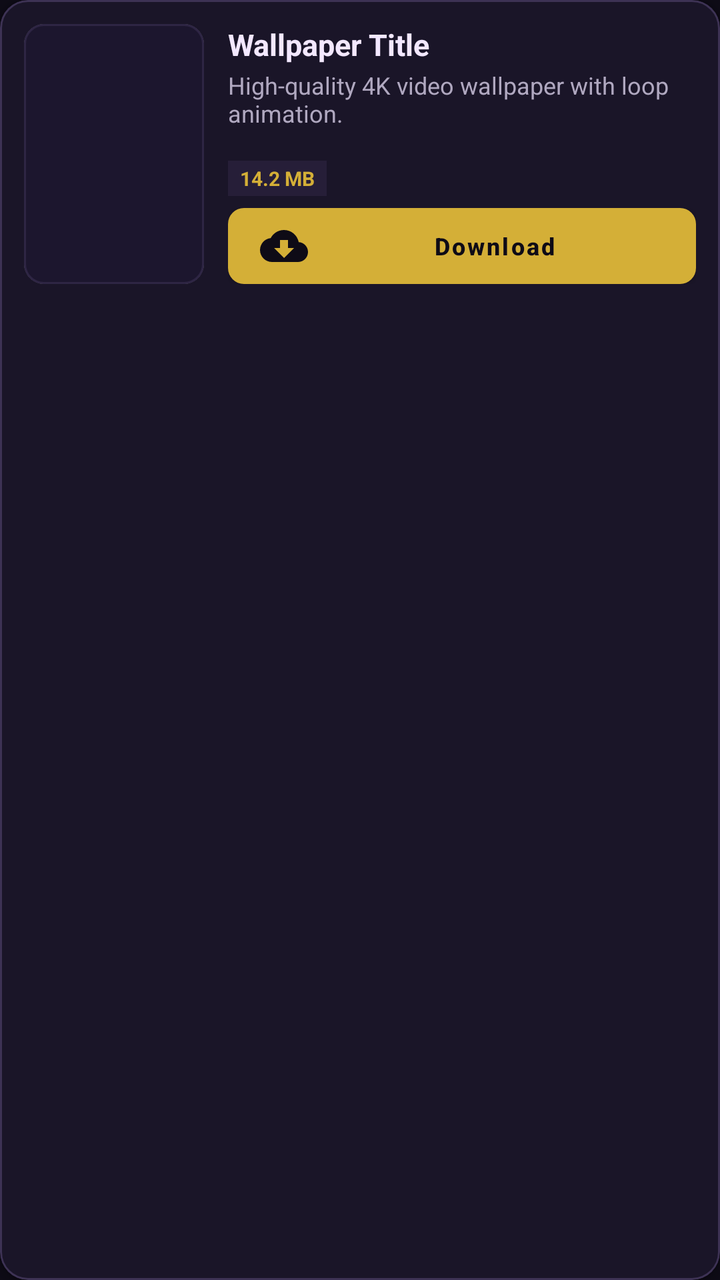
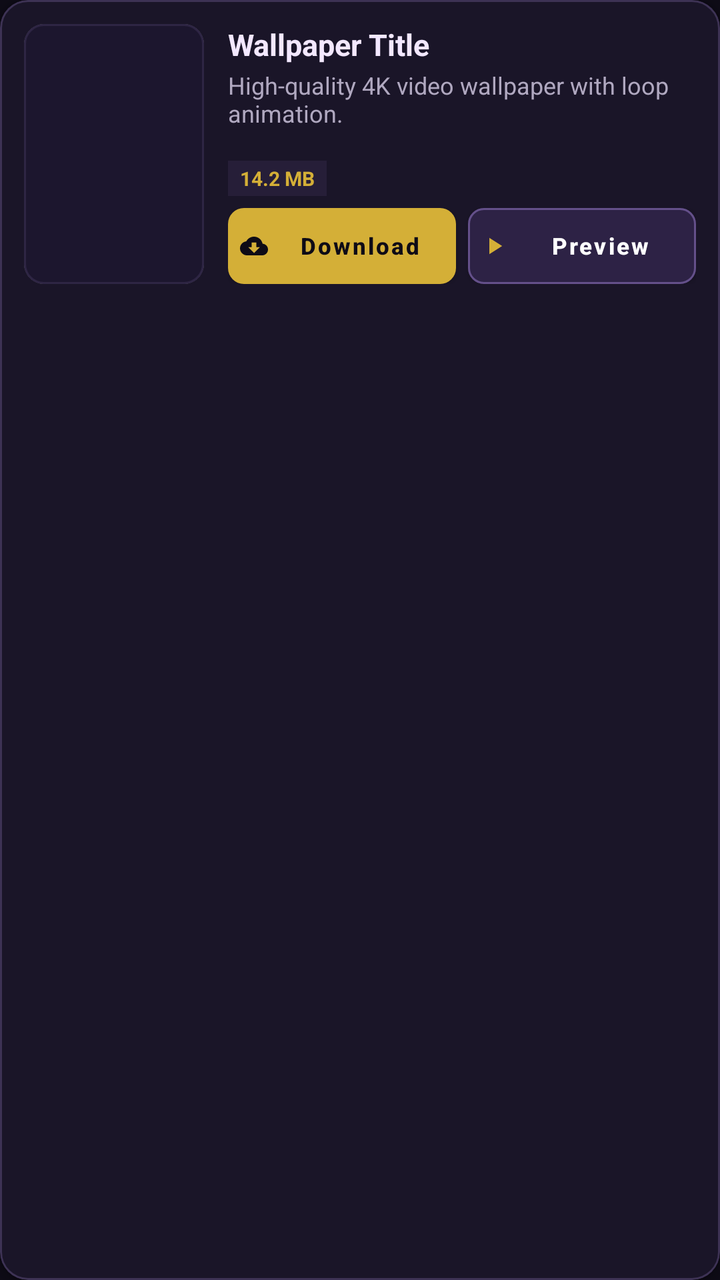

Before-and-after screenshots of an Android layout around one commit, followed by the original layout XML and the change that was made.
<!-- AndroidManifest.xml: application theme Theme.VideoLockScreen -->
<!-- res/layout/item_store_wallpaper.xml -->
<?xml version="1.0" encoding="utf-8"?>
<com.google.android.material.card.MaterialCardView xmlns:android="http://schemas.android.com/apk/res/android"
    xmlns:app="http://schemas.android.com/apk/res-auto"
    android:id="@+id/cardStoreItem"
    android:layout_width="match_parent"
    android:layout_height="wrap_content"
    android:layout_marginHorizontal="4dp"
    android:layout_marginVertical="6dp"
    app:cardBackgroundColor="#1A1528"
    app:cardCornerRadius="14dp"
    app:cardElevation="3dp"
    app:strokeColor="#3D3254"
    app:strokeWidth="1dp">

    <LinearLayout
        android:layout_width="match_parent"
        android:layout_height="wrap_content"
        android:orientation="horizontal"
        android:padding="12dp">

        
        <com.google.android.material.card.MaterialCardView
            android:layout_width="90dp"
            android:layout_height="130dp"
            app:cardCornerRadius="10dp"
            app:cardElevation="0dp"
            app:strokeColor="#2E2544"
            app:strokeWidth="1dp">

            <FrameLayout
                android:layout_width="match_parent"
                android:layout_height="match_parent">

                <ImageView
                    android:id="@+id/ivStoreThumb"
                    android:layout_width="match_parent"
                    android:layout_height="match_parent"
                    android:background="#1C162E"
                    android:contentDescription="Wallpaper Thumbnail"
                    android:scaleType="centerCrop" />

                
                <FrameLayout
                    android:id="@+id/layoutThumbSkeleton"
                    android:layout_width="match_parent"
                    android:layout_height="match_parent"
                    android:background="@drawable/bg_skeleton_thumb"
                    android:visibility="gone">

                    <View
                        android:id="@+id/viewThumbSkeletonPulse"
                        android:layout_width="match_parent"
                        android:layout_height="match_parent"
                        android:background="@drawable/bg_skeleton_shimmer_gradient" />

                    <ImageView
                        android:layout_width="24dp"
                        android:layout_height="24dp"
                        android:layout_gravity="center"
                        android:src="@drawable/ic_video_placeholder"
                        app:tint="#6D5A9E"
                        android:alpha="0.5" />
                </FrameLayout>

                
                <TextView
                    android:id="@+id/tvStoreFeaturedBadge"
                    android:layout_width="wrap_content"
                    android:layout_height="16dp"
                    android:layout_gravity="top|center_horizontal"
                    android:layout_marginTop="4dp"
                    android:background="@drawable/bg_featured_badge_mini"
                    android:paddingHorizontal="6dp"
                    android:paddingVertical="0dp"
                    android:includeFontPadding="false"
                    android:gravity="center"
                    android:drawableStart="@drawable/ic_sparkle_mini"
                    android:drawablePadding="2dp"
                    android:drawableTint="#0E0B16"
                    android:text="FEATURED"
                    android:textColor="#0E0B16"
                    android:textSize="8.5sp"
                    android:textStyle="bold"
                    android:visibility="gone" />

                
                <ImageView
                    android:id="@+id/tvStoreDownloadedBadge"
                    android:layout_width="20dp"
                    android:layout_height="20dp"
                    android:layout_gravity="top|end"
                    android:layout_margin="4dp"
                    android:background="#22C55E"
                    android:padding="3dp"
                    android:src="@drawable/ic_check"
                    app:tint="#FFFFFF"
                    android:visibility="gone" />

            </FrameLayout>
        </com.google.android.material.card.MaterialCardView>

        
        <LinearLayout
            android:layout_width="0dp"
            android:layout_height="match_parent"
            android:layout_marginStart="12dp"
            android:layout_weight="1"
            android:orientation="vertical">

            
            <TextView
                android:id="@+id/tvStoreNotificationBadge"
                android:layout_width="wrap_content"
                android:layout_height="wrap_content"
                android:layout_marginBottom="4dp"
                android:background="@drawable/bg_featured_badge_mini"
                android:backgroundTint="#D4AF37"
                android:paddingHorizontal="7dp"
                android:paddingVertical="2dp"
                android:text="✨ NOTIFICATION DROP"
                android:textColor="#0E0B16"
                android:textSize="8.5sp"
                android:textStyle="bold"
                android:visibility="gone" />

            <TextView
                android:id="@+id/tvStoreTitle"
                android:layout_width="match_parent"
                android:layout_height="wrap_content"
                android:ellipsize="end"
                android:maxLines="1"
                android:text="Wallpaper Title"
                android:textColor="#F3E8FF"
                android:textSize="15sp"
                android:textStyle="bold" />

            <TextView
                android:id="@+id/tvStoreDescription"
                android:layout_width="match_parent"
                android:layout_height="wrap_content"
                android:layout_marginTop="2dp"
                android:ellipsize="end"
                android:maxLines="2"
                android:text="High-quality 4K video wallpaper with loop animation."
                android:textColor="#B0A8C0"
                android:textSize="12sp" />

            
            <View
                android:layout_width="match_parent"
                android:layout_height="0dp"
                android:layout_weight="1" />

            
            <ProgressBar
                android:id="@+id/pbStoreDownload"
                style="@android:style/Widget.ProgressBar.Horizontal"
                android:layout_width="match_parent"
                android:layout_height="wrap_content"
                android:layout_marginBottom="4dp"
                android:max="100"
                android:progressTint="#D4AF37"
                android:visibility="gone" />

            <TextView
                android:id="@+id/tvStoreProgressText"
                android:layout_width="match_parent"
                android:layout_height="wrap_content"
                android:layout_marginBottom="4dp"
                android:text="Downloading 0%..."
                android:textColor="#D4AF37"
                android:textSize="11sp"
                android:visibility="gone" />

            
            <LinearLayout
                android:layout_width="match_parent"
                android:layout_height="wrap_content"
                android:layout_marginBottom="6dp"
                android:gravity="center_vertical"
                android:orientation="horizontal">

                <TextView
                    android:id="@+id/tvStoreSize"
                    android:layout_width="wrap_content"
                    android:layout_height="wrap_content"
                    android:background="#261E38"
                    android:paddingHorizontal="6dp"
                    android:paddingVertical="2dp"
                    android:text="14.2 MB"
                    android:textColor="#D4AF37"
                    android:textSize="10sp"
                    android:textStyle="bold" />

                
                <ImageView
                    android:id="@+id/ivStoreGiftedIcon"
                    android:layout_width="16dp"
                    android:layout_height="16dp"
                    android:layout_marginStart="8dp"
                    android:contentDescription="Gifted Wallpaper"
                    android:src="@drawable/ic_gift"
                    app:tint="#D4AF37"
                    android:visibility="gone" />
            </LinearLayout>

            
            <LinearLayout
                android:layout_width="match_parent"
                android:layout_height="wrap_content"
                android:gravity="center_vertical"
                android:orientation="horizontal">

                
                <com.google.android.material.button.MaterialButton
                    android:id="@+id/btnStoreDownload"
                    android:layout_width="0dp"
                    android:layout_height="38dp"
                    android:layout_weight="1"
                    android:insetTop="0dp"
                    android:insetBottom="0dp"
                    android:text="Download"
                    android:textAllCaps="false"
                    android:textColor="#0E0B16"
                    android:textSize="12sp"
                    android:textStyle="bold"
                    app:backgroundTint="#D4AF37"
                    app:cornerRadius="8dp"
                    app:icon="@drawable/ic_download"
                    app:iconTint="#0E0B16" />

                
                <com.google.android.material.button.MaterialButton
                    android:id="@+id/btnStoreApply"
                    android:layout_width="0dp"
                    android:layout_height="38dp"
                    android:layout_weight="1"
                    android:insetTop="0dp"
                    android:insetBottom="0dp"
                    android:text="Select"
                    android:textAllCaps="false"
                    android:textColor="#0E0B16"
                    android:textSize="12sp"
                    android:textStyle="bold"
                    app:backgroundTint="#22C55E"
                    app:cornerRadius="8dp"
                    app:icon="@drawable/ic_check"
                    app:iconTint="#0E0B16"
                    android:visibility="gone" />

                
                <com.google.android.material.button.MaterialButton
                    android:id="@+id/btnStoreDeleteLocal"
                    style="@style/Widget.MaterialComponents.Button.OutlinedButton"
                    android:layout_width="38dp"
                    android:layout_height="38dp"
                    android:layout_marginStart="6dp"
                    android:insetTop="0dp"
                    android:insetBottom="0dp"
                    android:minWidth="0dp"
                    android:padding="0dp"
                    app:cornerRadius="8dp"
                    app:icon="@drawable/ic_delete"
                    app:iconGravity="textStart"
                    app:iconPadding="0dp"
                    app:iconTint="#EF4444"
                    app:strokeColor="#EF4444"
                    android:visibility="gone" />

            </LinearLayout>

        </LinearLayout>
    </LinearLayout>

</com.google.android.material.card.MaterialCardView>
<!-- resources referenced by this layout -->
<resources>
  <!-- drawable bg_featured_badge_mini (drawable) -->
  <?xml version="1.0" encoding="utf-8"?>
  <shape xmlns:android="http://schemas.android.com/apk/res/android"
      android:shape="rectangle">
      <solid android:color="#D4AF37" />
      <corners android:radius="3dp" />
  </shape>
  <!-- drawable bg_skeleton_shimmer_gradient (drawable) -->
  <?xml version="1.0" encoding="utf-8"?>
  <shape xmlns:android="http://schemas.android.com/apk/res/android"
      android:shape="rectangle">
      <gradient
          android:angle="45"
          android:startColor="#221A35"
          android:centerColor="#3A2C59"
          android:endColor="#221A35"
          android:type="linear" />
      <corners android:radius="10dp" />
  </shape>
  <!-- drawable bg_skeleton_thumb (drawable) -->
  <?xml version="1.0" encoding="utf-8"?>
  <shape xmlns:android="http://schemas.android.com/apk/res/android"
      android:shape="rectangle">
      <solid android:color="#221A35" />
      <corners android:radius="10dp" />
  </shape>
  <!-- drawable ic_check (drawable) -->
  <vector xmlns:android="http://schemas.android.com/apk/res/android"
      android:width="24dp"
      android:height="24dp"
      android:viewportWidth="24"
      android:viewportHeight="24">
    <path
        android:fillColor="#FFFFFFFF"
        android:pathData="M9,16.17L4.83,12l-1.42,1.41L9,19 21,7l-1.41,-1.41z"/>
  </vector>
  <!-- drawable ic_delete (drawable) -->
  <vector xmlns:android="http://schemas.android.com/apk/res/android"
      android:width="24dp"
      android:height="24dp"
      android:viewportWidth="24"
      android:viewportHeight="24">
    <path
        android:fillColor="#FFFFFFFF"
        android:pathData="M6,19c0,1.1 0.9,2 2,2h8c1.1,0 2,-0.9 2,-2V7H6v12zM19,4h-3.5l-1,-1h-5l-1,1H5v2h14V4z"/>
  </vector>
  <!-- drawable ic_download (drawable) -->
  <vector xmlns:android="http://schemas.android.com/apk/res/android"
      android:width="24dp"
      android:height="24dp"
      android:viewportWidth="24"
      android:viewportHeight="24">
    <path
        android:fillColor="#FFFFFFFF"
        android:pathData="M19.35,10.04C18.67,6.59 15.64,4 12,4 9.11,4 6.6,5.64 5.35,8.04 2.34,8.36 0,10.91 0,14c0,3.31 2.69,6 6,6h13c2.76,0 5,-2.24 5,-5 0,-2.64 -2.05,-4.78 -4.65,-4.96zM17,13l-5,5 -5,-5h3V9h4v4h3z"/>
  </vector>
  <!-- drawable ic_video_placeholder (drawable) -->
  <vector xmlns:android="http://schemas.android.com/apk/res/android"
      android:width="24dp"
      android:height="24dp"
      android:viewportWidth="24"
      android:viewportHeight="24">
      <path
          android:fillColor="#FFFFFFFF"
          android:pathData="M21,3H3C1.9,3 1,3.9 1,5v14c0,1.1 0.9,2 2,2h18c1.1,0 2,-0.9 2,-2V5C23,3.9 22.1,3 21,3zM5,17l3.5,-4.5 2.5,3.01L14.5,11l4.5,6H5z"/>
  </vector>
  <style name="Theme.VideoLockScreen" parent="Theme.MaterialComponents.DayNight.NoActionBar">
          <item name="colorPrimary">@color/gold_primary</item>
          <item name="colorSecondary">@color/accent_glow</item>
          <item name="android:windowBackground">@color/bg_dark</item>
          <item name="android:statusBarColor">@color/bg_dark</item>
          <item name="android:navigationBarColor">@color/bg_dark</item>
      </style>
  <color name="gold_primary">#D4AF37</color>
  <color name="accent_glow">#9370DB</color>
  <color name="bg_dark">#0E0B16</color>
  <!-- unchanged entries left out for length: 2 -->
</resources>

<!-- the commit's change to res/layout/item_store_wallpaper.xml (unified diff, before → after) -->
@@ -219,14 +219,18 @@
                     android:layout_weight="1"
                     android:insetTop="0dp"
                     android:insetBottom="0dp"
+                    android:paddingStart="6dp"
+                    android:paddingEnd="6dp"
                     android:text="Download"
                     android:textAllCaps="false"
                     android:textColor="#0E0B16"
-                    android:textSize="12sp"
+                    android:textSize="11.5sp"
                     android:textStyle="bold"
                     app:backgroundTint="#D4AF37"
                     app:cornerRadius="8dp"
                     app:icon="@drawable/ic_download"
+                    app:iconSize="14dp"
+                    app:iconPadding="4dp"
                     app:iconTint="#0E0B16" />
 
                 
@@ -237,16 +241,45 @@
                     android:layout_weight="1"
                     android:insetTop="0dp"
                     android:insetBottom="0dp"
+                    android:paddingStart="6dp"
+                    android:paddingEnd="6dp"
                     android:text="Select"
                     android:textAllCaps="false"
                     android:textColor="#0E0B16"
-                    android:textSize="12sp"
+                    android:textSize="11.5sp"
                     android:textStyle="bold"
                     app:backgroundTint="#22C55E"
                     app:cornerRadius="8dp"
                     app:icon="@drawable/ic_check"
+                    app:iconSize="14dp"
+                    app:iconPadding="4dp"
                     app:iconTint="#0E0B16"
                     android:visibility="gone" />
+
+                
+                <com.google.android.material.button.MaterialButton
+                    android:id="@+id/btnStorePreview"
+                    android:layout_width="0dp"
+                    android:layout_height="38dp"
+                    android:layout_weight="1"
+                    android:layout_marginStart="6dp"
+                    android:insetTop="0dp"
+                    android:insetBottom="0dp"
+                    android:paddingStart="6dp"
+                    android:paddingEnd="6dp"
+                    android:text="Preview"
+                    android:textAllCaps="false"
+                    android:textColor="#FFFFFF"
+                    android:textSize="11.5sp"
+                    android:textStyle="bold"
+                    app:backgroundTint="#2D2245"
+                    app:strokeColor="#64508A"
+                    app:strokeWidth="1dp"
+                    app:cornerRadius="8dp"
+                    app:icon="@drawable/ic_play"
+                    app:iconSize="14dp"
+                    app:iconPadding="4dp"
+                    app:iconTint="#D4AF37" />
 
                 
                 <com.google.android.material.button.MaterialButton
<!-- resource entries referenced after the edit -->
@@ -56,6 +56,16 @@
         android:fillColor="#FFFFFFFF"
         android:pathData="M19.35,10.04C18.67,6.59 15.64,4 12,4 9.11,4 6.6,5.64 5.35,8.04 2.34,8.36 0,10.91 0,14c0,3.31 2.69,6 6,6h13c2.76,0 5,-2.24 5,-5 0,-2.64 -2.05,-4.78 -4.65,-4.96zM17,13l-5,5 -5,-5h3V9h4v4h3z"/>
   </vector>
+  <!-- drawable ic_play (drawable) -->
+  <vector xmlns:android="http://schemas.android.com/apk/res/android"
+      android:width="24dp"
+      android:height="24dp"
+      android:viewportWidth="24"
+      android:viewportHeight="24">
+      <path
+          android:fillColor="@android:color/white"
+          android:pathData="M8,5v14l11,-7z"/>
+  </vector>
   <!-- drawable ic_video_placeholder (drawable) -->
   <vector xmlns:android="http://schemas.android.com/apk/res/android"
       android:width="24dp"
